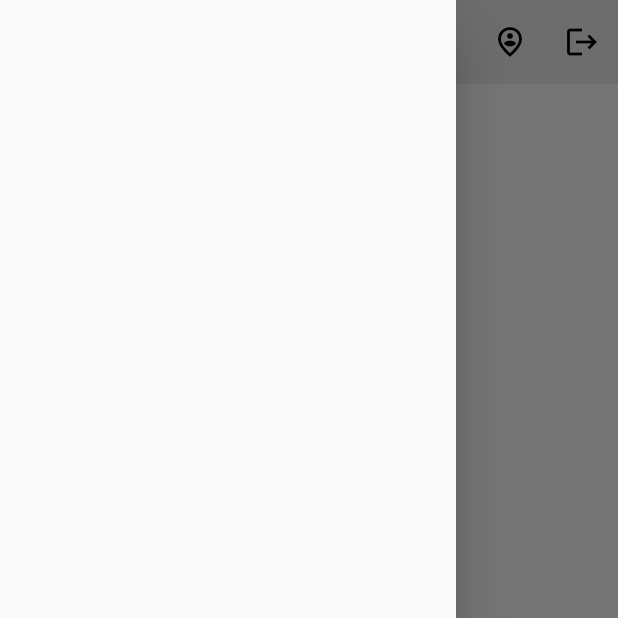
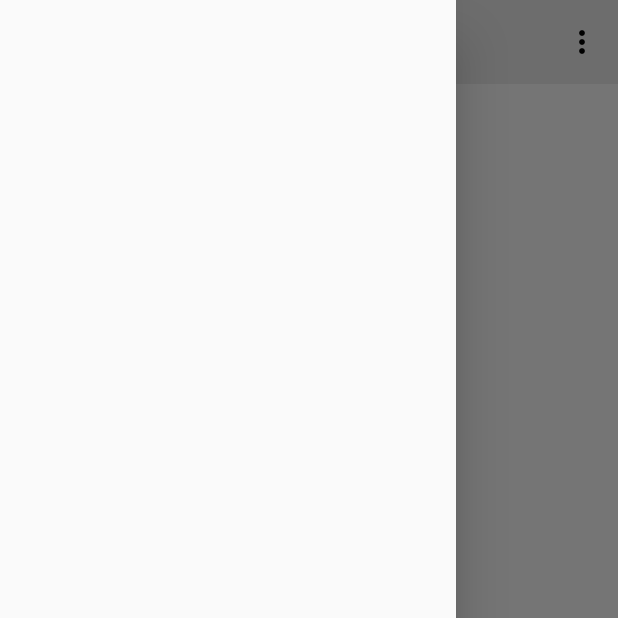
Before and after one commit to ChoiDoyle/EmergencyList, a Flutter app: the Home screen opened directly with empty values, with the side drawer open, on a phone screen of 412 x 824 dp, the top half of it. Run offline on Flutter 3.47's test engine with Material 2 defaults, Android fonts, the phone set to English and light mode, and no system bars; our stand-ins replace animated_splash_screen, cloud_firestore, firebase_auth, firebase_core, firebase_database, flutter_screenutil and 3 more; missing offline and left inert: colorful_safe_area; accounts and stored records are empty; statements that could not run were skipped.

Commit message:
220201_popupmenuDone

```diff
--- a/lib/Reference/custom_func.dart
+++ b/lib/Reference/custom_func.dart
@@ -1,4 +1,6 @@
 import 'package:cloud_firestore/cloud_firestore.dart';
+import 'package:emergency_list/Reference/custom_ui.dart';
+import 'package:emergency_list/Reference/menu_item.dart';
 import 'package:flutter_screenutil/flutter_screenutil.dart';
 import 'package:fluttertoast/fluttertoast.dart';
 import 'package:shared_preferences/shared_preferences.dart';
@@ -65,4 +67,21 @@ class CustomFunc {
           builder: (BuildContext context) => page,
         ));
   }
+
+  //페이지 우측상단 PopUpMenuButton 관련
+  PopupMenuItem<HomeMenuItem> buildMenuItems(HomeMenuItem item) =>
+      PopupMenuItem<HomeMenuItem>(
+          value: item,
+          child: Row(children: [
+            Icon(
+              item.icon,
+              color: Colors.black,
+              size: 70.h,
+            ),
+            CustomUI().sizedWidthBox(30),
+            Text(
+              item.text,
+              style: TextStyle(fontSize: 50.sp, fontWeight: FontWeight.bold),
+            )
+          ]));
 }
--- /dev/null
+++ b/lib/Reference/menu_item.dart
@@ -0,0 +1,26 @@
+import 'package:flutter/material.dart';
+
+class HomeMenuItem {
+  final String text;
+  final IconData icon;
+
+  const HomeMenuItem({
+    required this.text,
+    required this.icon,
+  });
+}
+
+class HomeMenuItems {
+  static const List<HomeMenuItem> itemsFirst = [
+    itemRegister,
+    itemMyInfo,
+  ];
+  static const List<HomeMenuItem> itemsSecond = [
+    itemSignOut,
+  ];
+
+  static const itemRegister = HomeMenuItem(text: '지인 등록', icon: Icons.add);
+  static const itemMyInfo =
+      HomeMenuItem(text: '내 정보', icon: Icons.person_pin_circle_outlined);
+  static const itemSignOut = HomeMenuItem(text: '로그아웃', icon: Icons.logout);
+}
--- a/lib/home.dart
+++ b/lib/home.dart
@@ -4,6 +4,7 @@ import 'package:emergency_list/Authentication/auth.dart';
 import 'package:emergency_list/Authentication/wrapper.dart';
 import 'package:emergency_list/Reference/custom_func.dart';
 import 'package:emergency_list/Reference/custom_ui.dart';
+import 'package:emergency_list/Reference/menu_item.dart';
 import 'package:emergency_list/data.dart';
 import 'package:emergency_list/myInfo.dart';
 import 'package:emergency_list/register.dart';
@@ -69,43 +70,26 @@ class _HomeState extends State<Home> {
           centerTitle: true,
           elevation: 0.0,
           backgroundColor: Colors.grey[200],
+          iconTheme: IconThemeData(color: Colors.black),
           leading: IconButton(
             icon: Icon(Icons.menu, color: Colors.black),
             onPressed: () {
               _key.currentState?.openDrawer();
             },
           ),
-          actions: <Widget>[
-            IconButton(
-              icon: Icon(
-                Icons.add,
-                color: Colors.black,
-              ),
-              onPressed: () {
-                CustomFunc().popPage(context, Register(customID: customID));
-              },
-            ),
-            IconButton(
-              icon: Icon(
-                Icons.person_pin_circle_outlined,
-                color: Colors.black,
-              ),
-              onPressed: () {
-                CustomFunc().popPage(context, MyInfo(customID: customID));
-              },
-            ),
-            IconButton(
-              icon: Icon(
-                Icons.logout,
-                color: Colors.black,
-              ),
-              onPressed: () async {
-                await FirebaseAuth.instance.signOut().then((_) => {
-                      CustomFunc().removeString('customID'),
-                      CustomFunc().startPage(context, Wrapper())
-                    });
-              },
-            ),
+          actions: [
+            PopupMenuButton<HomeMenuItem>(
+              onSelected: (item) => menuPopUpSelected(context, item),
+              itemBuilder: (context) => [
+                ...HomeMenuItems.itemsFirst
+                    .map(CustomFunc().buildMenuItems)
+                    .toList(),
+                const PopupMenuDivider(),
+                ...HomeMenuItems.itemsSecond
+                    .map(CustomFunc().buildMenuItems)
+                    .toList(),
+              ],
+            )
           ],
         ),
         body: navigationIndex == 0
@@ -116,6 +100,23 @@ class _HomeState extends State<Home> {
         bottomNavigationBar: buildNavigationBar(),
       ),
     );
+  }
+
+  void menuPopUpSelected(BuildContext context, HomeMenuItem item) async {
+    switch (item) {
+      case HomeMenuItems.itemRegister:
+        CustomFunc().popPage(context, Register(customID: customID));
+        break;
+      case HomeMenuItems.itemMyInfo:
+        CustomFunc().popPage(context, Register(customID: customID));
+        break;
+      case HomeMenuItems.itemSignOut:
+        await FirebaseAuth.instance.signOut().then((_) => {
+              CustomFunc().removeString('customID'),
+              CustomFunc().startPage(context, Wrapper())
+            });
+        break;
+    }
   }
 
   Widget familyInfoBuilder() {
@@ -246,9 +247,6 @@ class _HomeState extends State<Home> {
                       fontSize: 80.sp,
                       fontWeight: FontWeight.bold),
                 ),
-              ),
-              SizedBox(
-                height: 0.1.h,
               ),
               Container(
                 width: double.infinity,
@@ -394,9 +392,6 @@ class _HomeState extends State<Home> {
                       fontWeight: FontWeight.bold),
                 ),
               ),
-              SizedBox(
-                height: 0.1.h,
-              ),
               Container(
                 width: double.infinity,
                 padding: const EdgeInsets.only(right: 20),
```
Also changed, not shown: lib/Reference/custom_ui.dart (+7 -1 lines), lib/myInfo.dart (+2 -5 lines), lib/otp_auth_p.dart (+4 -4 lines), lib/sign_in.dart (+13 -13 lines).
